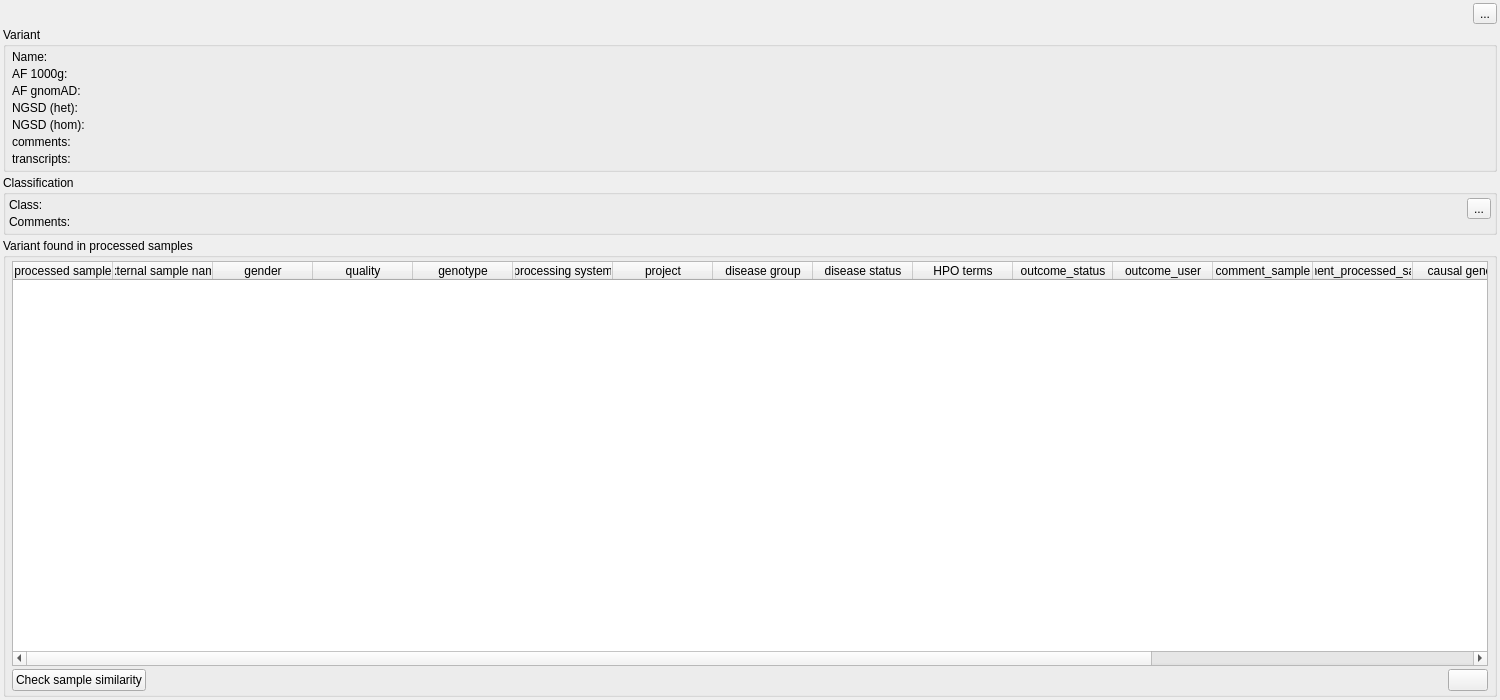
Before: the Qt Designer form src/GSvar/VariantWidget.ui in imgag/ngs-bits, drawn with Qt 5.
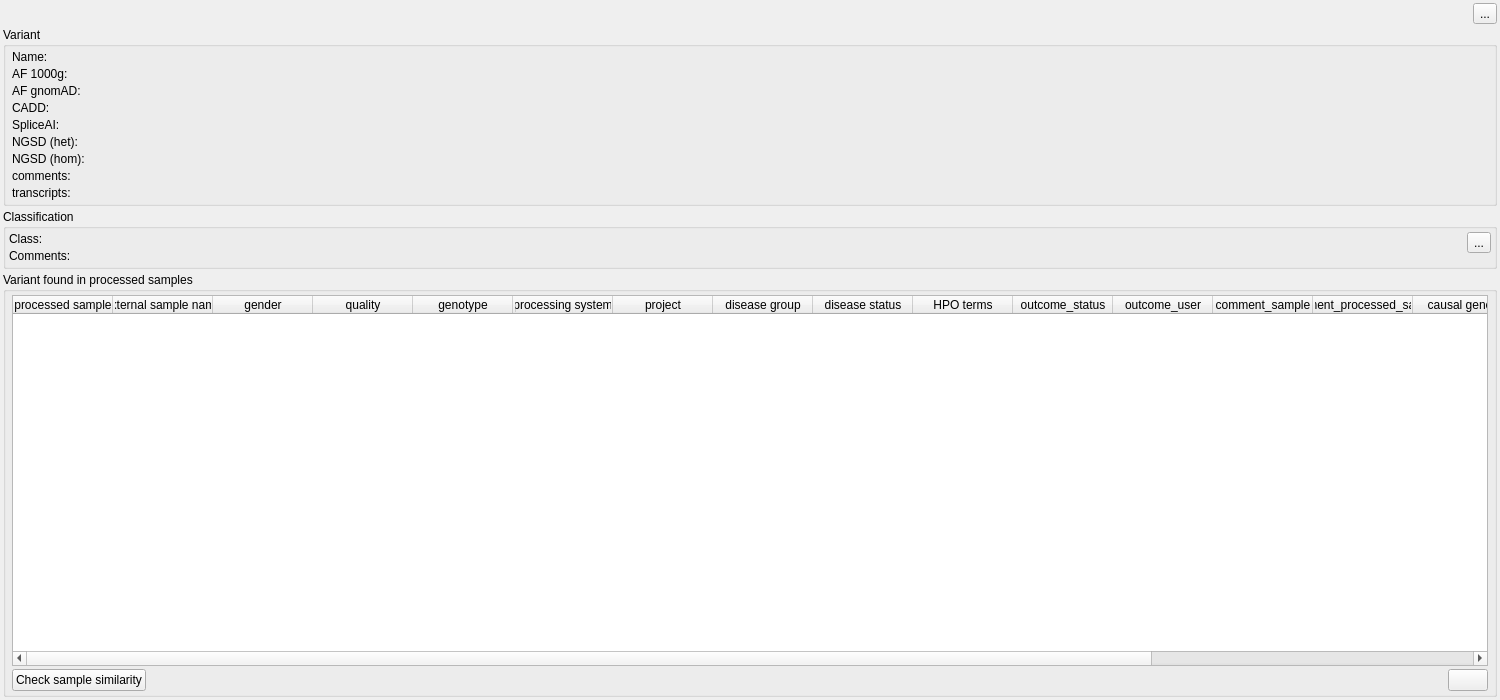
After: the same form once the commit is applied. Icons and pictures are not drawn.

Commit message: Added CADD/SpliceAI support

The edit to the form file:
```diff
--- a/src/GSvar/VariantWidget.ui
+++ b/src/GSvar/VariantWidget.ui
@@ -151,7 +151,7 @@
         </property>
        </widget>
       </item>
-      <item row="6" column="0">
+      <item row="8" column="0">
        <widget class="QLabel" name="label_7">
         <property name="text">
          <string>comments:</string>
@@ -161,7 +161,7 @@
         </property>
        </widget>
       </item>
-      <item row="6" column="1">
+      <item row="8" column="1">
        <widget class="QLabel" name="comments">
         <property name="text">
          <string/>
@@ -174,7 +174,7 @@
         </property>
        </widget>
       </item>
-      <item row="7" column="0">
+      <item row="9" column="0">
        <widget class="QLabel" name="label_6">
         <property name="text">
          <string>transcripts:</string>
@@ -184,7 +184,7 @@
         </property>
        </widget>
       </item>
-      <item row="7" column="1">
+      <item row="9" column="1">
        <widget class="QLabel" name="transcripts">
         <property name="text">
          <string/>
@@ -226,34 +226,62 @@
         </property>
        </widget>
       </item>
-      <item row="4" column="0">
+      <item row="6" column="0">
        <widget class="QLabel" name="label_8">
         <property name="text">
          <string>NGSD (het):</string>
         </property>
        </widget>
       </item>
-      <item row="5" column="0">
+      <item row="7" column="0">
        <widget class="QLabel" name="label_9">
         <property name="text">
          <string>NGSD (hom):</string>
         </property>
        </widget>
       </item>
-      <item row="4" column="1">
+      <item row="6" column="1">
        <widget class="QLabel" name="ngsd_het">
         <property name="text">
          <string/>
         </property>
        </widget>
       </item>
-      <item row="5" column="1">
+      <item row="7" column="1">
        <widget class="QLabel" name="ngsd_hom">
         <property name="text">
          <string/>
         </property>
        </widget>
       </item>
+      <item row="4" column="0">
+       <widget class="QLabel" name="label_10">
+        <property name="text">
+         <string>CADD:</string>
+        </property>
+       </widget>
+      </item>
+      <item row="5" column="0">
+       <widget class="QLabel" name="label_11">
+        <property name="text">
+         <string>SpliceAI:</string>
+        </property>
+       </widget>
+      </item>
+      <item row="4" column="1">
+       <widget class="QLabel" name="cadd">
+        <property name="text">
+         <string/>
+        </property>
+       </widget>
+      </item>
+      <item row="5" column="1">
+       <widget class="QLabel" name="spliceai">
+        <property name="text">
+         <string/>
+        </property>
+       </widget>
+      </item>
      </layout>
     </widget>
    </item>
```
The commit also changes 3 other files.
